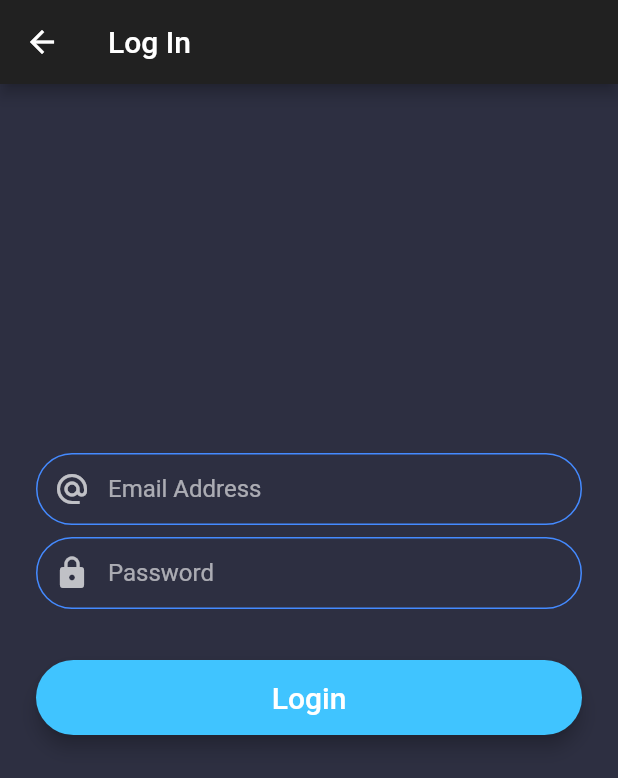
After one commit to TayyabAsghar/ExpenseTracker, a Flutter app: the screen it shows after launch, after a tap on "LOGIN", on a phone screen of 412 x 824 dp. The commit adds this screen. Shown: the top 778 px of the screen. Run offline on Flutter 3.47's test engine with Material 2 defaults, Android fonts, the phone set to English and light mode, and no system bars; drawn by our look-alikes of modal_progress_hud_nsn; our stand-ins replace animated_text_kit, sqflite; accounts and stored records are empty.

Commit message:
🚧 WORKING: Login screen

```diff
--- a/lib/main.dart
+++ b/lib/main.dart
@@ -1,3 +1,4 @@
+import '../screens/login.dart';
 import '../screens/welcome.dart';
 import 'package:flutter/material.dart';
 
@@ -18,6 +19,7 @@ class MyApp extends StatelessWidget {
       initialRoute: '/',
       routes: {
         '/': (context) => Welcome(),
+        '/login': (context) => Login(),
       },
     );
   }
--- /dev/null
+++ b/lib/screens/login.dart
@@ -0,0 +1,166 @@
+import '../components/roundButton.dart';
+//import '../components/userData.dart';
+//import '../DatabaseSchema.dart';
+//import '../screens/home.dart';
+import '../constants/constants.dart';
+import 'package:flutter/material.dart';
+import 'package:modal_progress_hud_nsn/modal_progress_hud_nsn.dart';
+import 'package:path/path.dart';
+import 'package:sqflite/sqflite.dart';
+
+class Login extends StatefulWidget {
+  const Login({Key? key}) : super(key: key);
+
+  @override
+  _LoginState createState() => _LoginState();
+}
+
+class _LoginState extends State<Login> {
+  final _formKey = GlobalKey<FormState>();
+  bool showSpinner = false;
+  String email = '';
+  String password = '';
+  @override
+  Widget build(BuildContext context) {
+    // void onLogin() async {
+    //   Database db;
+    //   try {
+    //     var path = join((await getDatabasesPath()), 'expenses.db');
+    //     db = await initializeDB(path);
+    //     var name = await db.query(
+    //       UserTable.tableName,
+    //       columns: [UserTable.columnName],
+    //       where:
+    //           '${UserTable.columnEmail} = ? AND ${UserTable.columnPassword} = ?',
+    //       whereArgs: [email, password],
+    //     );
+    //     db.close();
+    //     print(name);
+    //     if (name.length < 1)
+    //       throw Exception();
+    //     else {
+    //       setState(() {
+    //         showSpinner = false;
+    //         FocusScope.of(context).unfocus();
+
+    //         Navigator.of(context).pushNamed(
+    //           HomeScreen.ROUTE,
+    //           arguments: UserData(
+    //               email: email, name: name[0][UserTable.columnName].toString()),
+    //         );
+    //       });
+    //     }
+    //   } catch (e) {
+    //     setState(() {
+    //       showSpinner = false;
+    //     });
+    //     FocusScope.of(context).unfocus();
+
+    //     ScaffoldMessenger.of(context).showSnackBar(
+    //         SnackBar(content: Text('Email and Password do not match.')));
+    //     print(e);
+    //   }
+    // }
+
+    return Scaffold(
+      appBar: AppBar(
+        title: Text('Log In'),
+        // backgroundColor: Colors.lightBlueAccent,
+      ),
+      body: ModalProgressHUD(
+        inAsyncCall: showSpinner,
+        child: SingleChildScrollView(
+          padding: EdgeInsets.symmetric(horizontal: 24),
+          child: Form(
+            key: _formKey,
+            child: Column(
+              mainAxisSize: MainAxisSize.min,
+              mainAxisAlignment: MainAxisAlignment.start,
+              crossAxisAlignment: CrossAxisAlignment.stretch,
+              children: [
+                SizedBox(
+                  height: 48.0,
+                ),
+                Flexible(
+                  child: Hero(
+                    tag: 'logo',
+                    child: Container(
+                      height: 150,
+                      //child: Image.asset('assets/logo.png'),
+                    ),
+                  ),
+                ),
+                SizedBox(
+                  height: 48.0,
+                ),
+                TextFormField(
+                  keyboardType: TextInputType.emailAddress,
+                  decoration: kTextFieldDecoration.copyWith(
+                    prefixIcon: Icon(Icons.alternate_email),
+                    labelText: 'Email Address',
+                    hintText: 'Enter your email address',
+                  ),
+                  onChanged: (value) {
+                    email = value;
+                  },
+                  validator: (value) {
+                    if (value == null || value.isEmpty)
+                      return 'Please Enter Email Address';
+                    else {
+                      RegExp regExp = new RegExp(
+                          r'^([a-z0-9_\.-]+)@([\da-z\.-]+)\.([a-z\.]{2,6})$');
+                      if (!regExp.hasMatch(value.toString())) {
+                        return 'Please Enter a valid Email Address.';
+                      }
+                    }
+                    return null;
+                  },
+                ),
+                SizedBox(
+                  height: 8.0,
+                ),
+                TextFormField(
+                  obscureText: true,
+                  decoration: kTextFieldDecoration.copyWith(
+                    prefixIcon: Icon(Icons.lock),
+                    labelText: 'Password',
+                    hintText: 'Enter your password',
+                  ),
+                  onChanged: (value) {
+                    password = value;
+                  },
+                  validator: (value) {
+                    if (value == null || value.isEmpty)
+                      return 'Please Enter Password';
+                    else if (value.toString().length < 6)
+                      return 'Password length must be greater than 5.';
+
+                    return null;
+                  },
+                ),
+                SizedBox(
+                  height: 24.0,
+                ),
+                Hero(
+                  tag: 'login',
+                  child: RoundButton(
+                    color: Colors.lightBlueAccent,
+                    title: 'Login',
+                    onPressed: () async {
+                      if (_formKey.currentState!.validate()) {
+                        setState(() {
+                          showSpinner = true;
+                        });
+                        //onLogin();
+                      }
+                    },
+                  ),
+                ),
+              ],
+            ),
+          ),
+        ),
+      ),
+    );
+  }
+}
--- a/lib/screens/welcome.dart
+++ b/lib/screens/welcome.dart
@@ -1,5 +1,3 @@
-// import '../Screens/LoginScreen.dart';
-// import '../Screens/SignupScreen.dart';
 import '../components/background.dart';
 import 'package:flutter/material.dart';
 import '../components/roundButton.dart';
@@ -57,23 +55,21 @@ class Welcome extends StatelessWidget {
                   crossAxisAlignment: CrossAxisAlignment.stretch,
                   children: [
                     Hero(
-                      tag: 'login',
+                      tag: 'sign-up',
                       child: RoundButton(
                         color: Colors.green.shade600,
                         onPressed: () {
                           // Navigator.pushNamed(context, LoginScreen.ROUTE);
                         },
-                        title: 'Log In',
+                        title: 'SIGN UP',
                       ),
                     ),
                     Hero(
-                      tag: 'sign-up',
+                      tag: 'login',
                       child: RoundButton(
                         color: Colors.lightGreen.shade900,
-                        onPressed: () {
-                          // Navigator.pushNamed(context, SignupScreen.ROUTE);
-                        },
-                        title: 'Sign Up',
+                        onPressed: () => Navigator.pushNamed(context, '/login'),
+                        title: 'LOGIN',
                       ),
                     ),
                   ],
--- a/pubspec.yaml
+++ b/pubspec.yaml
@@ -24,6 +24,8 @@ dependencies:
   flutter:
     sdk: flutter
   animated_text_kit: ^4.2.1
+  modal_progress_hud_nsn: ^0.1.0-nullsafety-1
+  sqflite: ^2.0.0+3
 
   # The following adds the Cupertino Icons font to your application.
   # Use with the CupertinoIcons class for iOS style icons.
```
Also changed, not shown: pubspec.lock.
